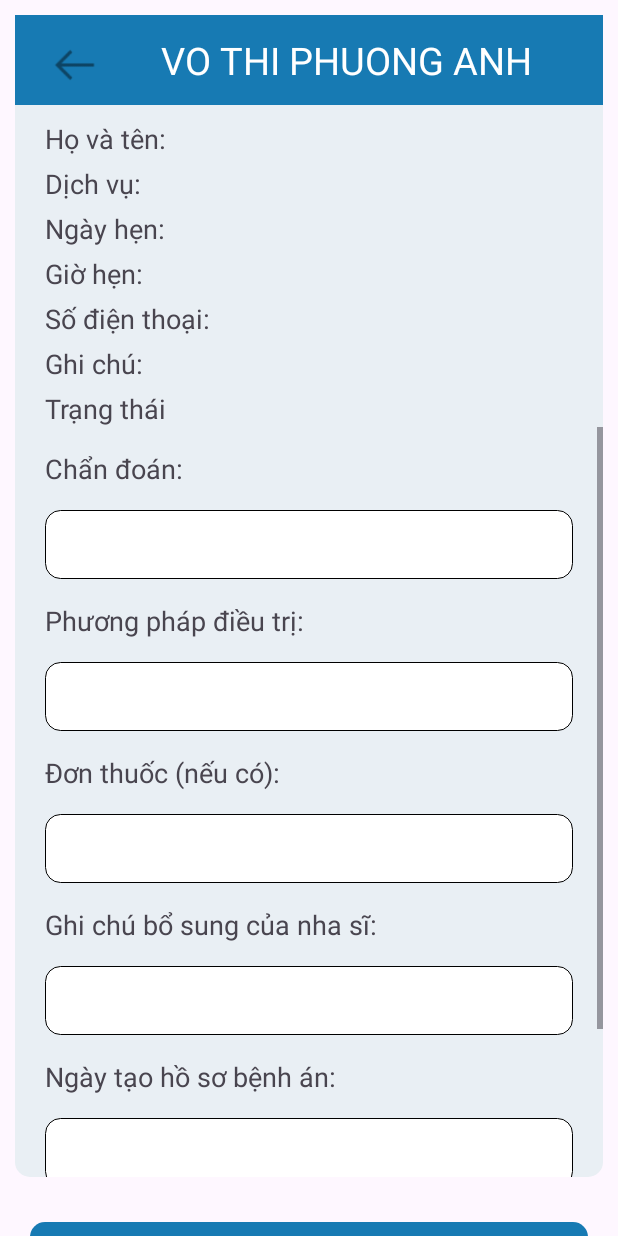
After one commit to vtpanh12/LVTN, an Android app: the DentistMedicalRecordActivity screen opened directly, with no data from a screen before it, on a phone screen of 412 x 824 dp. The commit adds this screen. Run offline under Robolectric (Android 15) with nearby library versions, the phone set to English and light mode, and no system bars.

Commit message:
hồ sơ bệnh án day1 UI

```diff
--- a/app/src/main/AndroidManifest.xml
+++ b/app/src/main/AndroidManifest.xml
@@ -14,6 +14,9 @@
         android:supportsRtl="true"
         android:theme="@style/Theme.Vtpa_b2013518_lvtn"
         tools:targetApi="31">
+        <activity
+            android:name=".dentist.DentistMedicalRecordActivity"
+            android:exported="false" />
         <activity
             android:name=".admin.AdminDentistAssignmentEditActivity"
             android:exported="false" />
--- a/app/src/main/java/com/example/vtpa_b2013518_lvtn/admin/AdminConfAppointmentActivity.kt
+++ b/app/src/main/java/com/example/vtpa_b2013518_lvtn/admin/AdminConfAppointmentActivity.kt
@@ -56,7 +56,7 @@ class AdminConfAppointmentActivity : AppCompatActivity() {
         displayAppointmentInfo(email, appointmentId, userId, username, service,
             date, hour, note, phoneNumber, status
         )
-//
+
         if (appointmentId != null) {
             db.collection("appointments").document(appointmentId).get()
                 .addOnSuccessListener { app ->
--- a/app/src/main/java/com/example/vtpa_b2013518_lvtn/dentist/DentistAppointmentDetailActivity.kt
+++ b/app/src/main/java/com/example/vtpa_b2013518_lvtn/dentist/DentistAppointmentDetailActivity.kt
@@ -2,6 +2,7 @@ package com.example.vtpa_b2013518_lvtn.dentist
 
 import android.content.Intent
 import android.os.Bundle
+import android.util.Log
 import android.widget.Button
 import android.widget.ImageView
 import android.widget.TextView
@@ -29,22 +30,42 @@ class DentistAppointmentDetailActivity : AppCompatActivity() {
         iVBackDentist.setOnClickListener {
             startActivity(Intent(this, DentistAppointmentActivity::class.java))
         }
+        btnDentistAppDetail = findViewById(R.id.btnDentistAppDetail)
         val appointmentId = intent.getStringExtra("appointmentId")
-        findViewById<TextView>(R.id.tVDentistAppDetailUser).text = "Nha sĩ: $appointmentId"
+        //findViewById<TextView>(R.id.tVDentistAppDetailUser).text = "Nha sĩ: $appointmentId"
+        if (appointmentId != null) {
+            db.collection("appointments").document(appointmentId).get()
+                .addOnSuccessListener { app ->
+                    var email = app.getString("email")
+                    var username = app.getString("username")
+                    var service = app.getString("service")
+                    var date = app.getString("date")
+                    var hour = app.getString("hour")
+                    var phoneNumber = app.getString("phoneNumber")
+                    var note = app.getString("note")
+                    var status = app.getString("status")
+                    displayAppointmentInfo(email, username, service, date, hour, note, phoneNumber, status)
+                }.addOnFailureListener{
+                    Toast.makeText(this, "Lỗi khi tải thông tin:", Toast.LENGTH_SHORT).show()
+                }
+        }
+        btnDentistAppDetail.setOnClickListener {
+            val intent = Intent(this, DentistMedicalRecordActivity::class.java)
+            intent.putExtra("appointmentId",appointmentId ) // Truyền id_app sang activity
+            startActivity(intent)
+        }
     }
-    private fun displayAppointmentInfo(email: String?, appointmentId: String?, userId: String?,
-                                       username: String?, service: String?, date: String?, hour: String?,
-                                       note: String?, phoneNumber: String?, status: String?
+    private fun displayAppointmentInfo(email: String?, username: String?, service: String?,
+                                       date: String?, hour: String?, note: String?,
+                                       phoneNumber: String?, status: String?
     ) {
-        findViewById<TextView>(R.id.tVAConfAppEmail).text = "Email: $email"
-        findViewById<TextView>(R.id.tVAConfAppAppId).text = "Appointment ID: $appointmentId"
-        findViewById<TextView>(R.id.tVAConfAppUserId).text = "User ID: $userId"
-        findViewById<TextView>(R.id.tVAConfAppUser).text = "Họ và tên: $username"
-        findViewById<TextView>(R.id.tVAConfAppService).text = "Dịch vụ: $service"
-        findViewById<TextView>(R.id.tVAConfAppDate).text = "Ngày hẹn: $date"
-        findViewById<TextView>(R.id.tVAConfAppHour).text = "Giờ hẹn: $hour"
-        findViewById<TextView>(R.id.tVAConfAppNote).text = "Ghi chú: $note"
-        findViewById<TextView>(R.id.tVAConfAppPhoneNumber).text = "Số điện thoại: $phoneNumber"
-        findViewById<TextView>(R.id.tVAConfAppStatus).text = "Trạng thái: $status"
+        findViewById<TextView>(R.id.tVDentistAppDetailEmail).text = "Email: $email"
+        findViewById<TextView>(R.id.tVDentistAppDetailUser).text = "Họ và tên: $username"
+        findViewById<TextView>(R.id.tVDentistAppDetailService).text = "Dịch vụ: $service"
+        findViewById<TextView>(R.id.tVDentistAppDetailDate).text = "Ngày hẹn: $date"
+        findViewById<TextView>(R.id.tVDentistAppDetailHour).text = "Giờ hẹn: $hour"
+        findViewById<TextView>(R.id.tVDentistAppDetailNote).text = "Ghi chú: $note"
+        findViewById<TextView>(R.id.tVDentistAppDetailPhoneNumber).text = "Số điện thoại: $phoneNumber"
+        findViewById<TextView>(R.id.tVDentistAppDetailStatus).text = "Trạng thái: $status"
     }
 }
--- /dev/null
+++ b/app/src/main/java/com/example/vtpa_b2013518_lvtn/dentist/DentistMedicalRecordActivity.kt
@@ -0,0 +1,15 @@
+package com.example.vtpa_b2013518_lvtn.dentist
+
+import android.os.Bundle
+import androidx.activity.enableEdgeToEdge
+import androidx.appcompat.app.AppCompatActivity
+import androidx.core.view.ViewCompat
+import androidx.core.view.WindowInsetsCompat
+import com.example.vtpa_b2013518_lvtn.R
+
+class DentistMedicalRecordActivity : AppCompatActivity() {
+    override fun onCreate(savedInstanceState: Bundle?) {
+        super.onCreate(savedInstanceState)
+        setContentView(R.layout.activity_dentist_medical_record)
+    }
+}
--- /dev/null
+++ b/app/src/main/res/layout/activity_dentist_medical_record.xml
@@ -0,0 +1,238 @@
+<?xml version="1.0" encoding="utf-8"?>
+<LinearLayout
+    xmlns:android="http://schemas.android.com/apk/res/android"
+    xmlns:tools="http://schemas.android.com/tools"
+    xmlns:app="http://schemas.android.com/apk/res-auto"
+    android:id="@+id/main"
+    android:orientation="vertical"
+    android:layout_width="match_parent"
+    android:layout_height="match_parent"
+    tools:context=".dentist.DentistMedicalRecordActivity">
+    <LinearLayout
+        android:layout_margin="10dp"
+        android:background="@drawable/btn_custom1"
+        android:orientation="vertical"
+        android:layout_width="match_parent"
+        android:layout_height="wrap_content">
+        <LinearLayout
+            android:layout_marginBottom="10dp"
+            android:background="@drawable/item_bg"
+            android:orientation="horizontal"
+            android:layout_width="match_parent"
+            android:layout_height="60dp">
+
+            <ImageView
+                android:id="@+id/iVBackMedicalRecordDetail"
+                android:layout_width="40dp"
+                android:layout_height="36dp"
+                android:layout_margin="15dp"
+                android:layout_weight="0.1"
+                app:srcCompat="@drawable/back" />
+            <TextView
+                android:paddingRight="30dp"
+                android:id="@+id/tVDentistMedicalRecordEmail"
+                android:layout_width="231dp"
+                android:layout_height="wrap_content"
+                android:layout_gravity="center"
+                android:layout_weight="0.9"
+                android:text="VO THI PHUONG ANH"
+                android:textAlignment="center"
+                android:textColor="@color/white"
+                android:textSize="25sp" />
+
+        </LinearLayout>
+
+        <TextView
+            android:layout_marginLeft="20dp"
+            android:id="@+id/tVDentistMedicalRecordlUser"
+            android:layout_width="wrap_content"
+            android:layout_height="wrap_content"
+            android:textSize="18sp"
+            android:text="Họ và tên:" />
+        <TextView
+            android:layout_marginLeft="20dp"
+            android:layout_marginTop="5dp"
+            android:textSize="18sp"
+            android:id="@+id/tVDentistMedicalRecordService"
+            android:layout_width="wrap_content"
+            android:layout_height="wrap_content"
+            android:text="Dịch vụ:" />
+
+        <TextView
+            android:layout_marginLeft="20dp"
+            android:layout_marginTop="5dp"
+            android:textSize="18sp"
+            android:id="@+id/tVDentistMedicalRecordDate"
+            android:layout_width="wrap_content"
+            android:layout_height="wrap_content"
+            android:text="Ngày hẹn:" />
+
+        <TextView
+            android:layout_marginLeft="20dp"
+            android:layout_marginTop="5dp"
+            android:textSize="18sp"
+            android:id="@+id/tVDentistMedicalRecordHour"
+            android:layout_width="wrap_content"
+            android:layout_height="wrap_content"
+            android:text="Giờ hẹn:" />
+
+        <TextView
+            android:layout_marginLeft="20dp"
+            android:layout_marginTop="5dp"
+            android:textSize="18sp"
+            android:id="@+id/tVDentistMedicalRecordPhoneNumber"
+            android:layout_width="wrap_content"
+            android:layout_height="wrap_content"
+            android:text="Số điện thoại:" />
+        <TextView
+            android:layout_marginLeft="20dp"
+            android:layout_marginTop="5dp"
+            android:textSize="18sp"
+            android:id="@+id/tVDentistMedicalRecordNote"
+            android:layout_width="wrap_content"
+            android:layout_height="wrap_content"
+            android:text="Ghi chú:" />
+        <TextView
+            android:layout_marginLeft="20dp"
+            android:layout_marginTop="5dp"
+            android:textSize="18sp"
+            android:id="@+id/tVDentistMedicalRecordStatus"
+            android:layout_width="wrap_content"
+            android:layout_height="wrap_content"
+            android:text="Trạng thái" />
+        <ScrollView
+            android:layout_width="match_parent"
+            android:layout_height="500dp">
+            <LinearLayout
+                android:layout_marginBottom="10dp"
+                android:orientation="vertical"
+                android:layout_width="match_parent"
+                android:layout_height="match_parent">
+                <TextView
+                    android:layout_marginLeft="20dp"
+                    android:layout_marginBottom="15dp"
+                    android:layout_marginTop="15dp"
+                    android:textSize="18sp"
+                    android:id="@+id/tVDentistMedicalRecordDiagnosis"
+                    android:layout_width="wrap_content"
+                    android:layout_height="wrap_content"
+                    android:text="Chẩn đoán:" />
+                <EditText
+                    android:id="@+id/eTDentistMedicalRecordDiagnosis"
+                    android:layout_width="match_parent"
+                    android:ems="10"
+                    android:layout_height="46dp"
+                    android:layout_marginLeft="20dp"
+                    android:layout_marginRight="20dp"
+                    android:background="@drawable/edittext_user_bg"
+                    android:inputType="text" />
+                <TextView
+                    android:layout_marginLeft="20dp"
+                    android:layout_marginBottom="15dp"
+                    android:layout_marginTop="15dp"
+                    android:textSize="18sp"
+                    android:id="@+id/tVDentistMedicalRecordTreatment"
+                    android:layout_width="wrap_content"
+                    android:layout_height="wrap_content"
+                    android:text="Phương pháp điều trị:" />
+                <EditText
+                    android:id="@+id/eTDentistMedicalRecordTreatment"
+                    android:layout_width="match_parent"
+                    android:ems="10"
+                    android:layout_height="46dp"
+                    android:layout_marginLeft="20dp"
+                    android:layout_marginRight="20dp"
+                    android:background="@drawable/edittext_user_bg"
+                    android:inputType="text" />
+                <TextView
+                    android:layout_marginLeft="20dp"
+                    android:layout_marginBottom="15dp"
+                    android:layout_marginTop="15dp"
+                    android:textSize="18sp"
+                    android:id="@+id/tVDentistMedicalRecordPrescription"
+                    android:layout_width="wrap_content"
+                    android:layout_height="wrap_content"
+                    android:text="Đơn thuốc (nếu có):" />
+                <EditText
+                    android:id="@+id/eTDentistMedicalRecordPrescription"
+                    android:layout_width="match_parent"
+                    android:ems="10"
+                    android:layout_height="46dp"
+                    android:layout_marginLeft="20dp"
+                    android:layout_marginRight="20dp"
+                    android:background="@drawable/edittext_user_bg"
+                    android:inputType="text" />
+                <TextView
+                    android:layout_marginLeft="20dp"
+                    android:layout_marginBottom="15dp"
+                    android:layout_marginTop="15dp"
+                    android:textSize="18sp"
+                    android:id="@+id/tVDentistMedicalRecordNotes"
+                    android:layout_width="wrap_content"
+                    android:layout_height="wrap_content"
+                    android:text="Ghi chú bổ sung của nha sĩ:" />
+                <EditText
+                    android:id="@+id/eTDentistMedicalRecordNotes"
+                    android:layout_width="match_parent"
+                    android:ems="10"
+                    android:layout_height="46dp"
+                    android:layout_marginLeft="20dp"
+                    android:layout_marginRight="20dp"
+                    android:background="@drawable/edittext_user_bg"
+                    android:inputType="text" />
+                <TextView
+                    android:layout_marginLeft="20dp"
+                    android:layout_marginBottom="15dp"
+                    android:layout_marginTop="15dp"
+                    android:textSize="18sp"
+                    android:id="@+id/tVDentistMedicalRecordDates"
+                    android:layout_width="wrap_content"
+                    android:layout_height="wrap_content"
+                    android:text="Ngày tạo hồ sơ bệnh án:" />
+                <EditText
+                    android:id="@+id/eTDentistMedicalRecordTDates"
+                    android:layout_width="match_parent"
+                    android:ems="10"
+                    android:layout_height="46dp"
+                    android:layout_marginLeft="20dp"
+                    android:layout_marginRight="20dp"
+                    android:background="@drawable/edittext_user_bg"
+                    android:inputType="text" />
+                <TextView
+                    android:layout_marginLeft="20dp"
+                    android:layout_marginBottom="15dp"
+                    android:layout_marginTop="15dp"
+                    android:textSize="18sp"
+                    android:id="@+id/tVDentistMedicalRecordNextAppointment"
+                    android:layout_width="wrap_content"
+                    android:layout_height="wrap_content"
+                    android:text="Lịch hẹn cho lần khám tiếp theo (nếu có) :" />
+                <EditText
+                    android:layout_marginBottom="15dp"
+                    android:id="@+id/eTDentistMedicalRecordTNextAppointment"
+                    android:layout_width="match_parent"
+                    android:ems="10"
+                    android:layout_height="46dp"
+                    android:layout_marginLeft="20dp"
+                    android:layout_marginRight="20dp"
+                    android:background="@drawable/edittext_user_bg"
+                    android:inputType="text" />
+            </LinearLayout>
+        </ScrollView>
+
+
+
+    </LinearLayout>
+
+    <Button
+        android:id="@+id/btnDentistMedicalRecord"
+        android:layout_width="match_parent"
+        android:layout_height="52dp"
+        android:layout_margin="20dp"
+        android:layout_marginRight="20dp"
+        android:textSize="20sp"
+        android:background="@drawable/btn_custom"
+        android:text="Cập nhật hồ sơ bệnh án"
+        app:backgroundTint="@null" />
+
+</LinearLayout>
```
